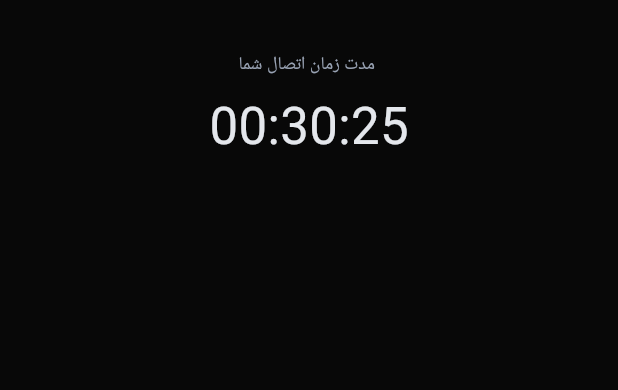
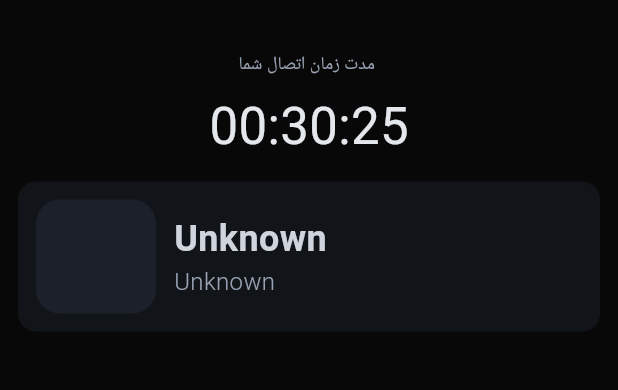
Before and after one commit to RaminBgrn/kivi_vpn, a Flutter app: the HomeScreen screen opened directly, on a phone screen of 412 x 824 dp, the part 87-477 px from its top. Run offline on Flutter 3.47's test engine with Material 3 defaults, Android fonts, the phone set to English and light mode, and no system bars; our stand-ins replace flutter_svg, gap, get, google_fonts, shared_preferences, vector_graphics; missing offline and left inert: ip_country_lookup, svg_flag; accounts and stored records are empty; Roboto replaces fonts that are missing (Vazirmatn).

Commit message:
ip look up has been created and designed

```diff
--- a/lib/core/base_controller.dart
+++ b/lib/core/base_controller.dart
@@ -1,9 +1,11 @@
 import 'package:get/get.dart';
 import 'package:kivi_vpn/core/i_shared_preference.dart';
+import 'package:kivi_vpn/features/feature_home/controller/home_controller.dart';
 
 class BaseController extends Bindings {
   @override
   void dependencies() {
     Get.put(ISharedPreference());
+    Get.put(HomeController());
   }
 }
--- /dev/null
+++ b/lib/features/feature_home/model/config_model.dart
@@ -0,0 +1,13 @@
+import 'package:svg_flag/svg_flag.dart';
+
+class ConfigModel {
+  FlagData? countryFlag;
+  String? ipAddress;
+  String? title;
+
+  ConfigModel({
+    this.countryFlag,
+    this.ipAddress,
+    this.title,
+  });
+}
--- a/lib/features/feature_home/screen/home_screen.dart
+++ b/lib/features/feature_home/screen/home_screen.dart
@@ -2,6 +2,9 @@ import 'package:flutter/material.dart';
 import 'package:gap/gap.dart';
 import 'package:google_fonts/google_fonts.dart';
 import 'package:kivi_vpn/common/colors.dart';
+import 'package:kivi_vpn/features/feature_home/model/config_model.dart';
+import 'package:kivi_vpn/features/feature_home/widget/current_config_widget.dart';
+import 'package:svg_flag/svg_flag.dart';
 
 class HomeScreen extends StatelessWidget {
   const HomeScreen({super.key});
@@ -40,7 +43,15 @@ class HomeScreen extends StatelessWidget {
                     fontSize: 34,
                     color: myGrey[200],
                     fontWeight: FontWeight.w400),
-              )
+              ),
+              const Gap(12),
+              CurrentConfigWidget(
+                model: ConfigModel(
+                  countryFlag: FlagData.tr,
+                  title: "United States",
+                  ipAddress: "127.0.0.1",
+                ),
+              ),
             ],
           ),
         ),
--- /dev/null
+++ b/lib/features/feature_home/widget/current_config_widget.dart
@@ -0,0 +1,76 @@
+import 'package:auto_size_text/auto_size_text.dart';
+import 'package:flutter/material.dart';
+import 'package:gap/gap.dart';
+import 'package:get/get.dart';
+import 'package:google_fonts/google_fonts.dart';
+import 'package:kivi_vpn/common/colors.dart';
+import 'package:kivi_vpn/features/feature_home/controller/home_controller.dart';
+import 'package:kivi_vpn/features/feature_home/model/config_model.dart';
+import 'package:svg_flag/svg_flag.dart';
+
+class CurrentConfigWidget extends StatelessWidget {
+  final ConfigModel model;
+  const CurrentConfigWidget({required this.model, super.key});
+
+  @override
+  Widget build(BuildContext context) {
+    return Container(
+      width: MediaQuery.sizeOf(context).width,
+      height: 100,
+      margin: const EdgeInsets.symmetric(horizontal: 12),
+      decoration: BoxDecoration(
+        borderRadius: BorderRadius.circular(12),
+        color: const Color(0xFF111418),
+      ),
+      child: GetBuilder<HomeController>(builder: (clr) {
+        return Row(
+          children: [
+            Container(
+              padding: const EdgeInsets.symmetric(vertical: 16, horizontal: 14),
+              margin: const EdgeInsets.all(12),
+              decoration: BoxDecoration(
+                  borderRadius: BorderRadius.circular(16),
+                  color: const Color(0xFF1B202A)),
+              child: clr.getConfigModel.countryFlag == null
+                  ? const SizedBox(width: 52, height: 50)
+                  : SvgFlag(
+                      clr.getConfigModel.countryFlag!,
+                      width: 50,
+                      height: 50,
+                    ),
+            ),
+            Expanded(
+              child: Column(
+                mainAxisAlignment: MainAxisAlignment.center,
+                crossAxisAlignment: CrossAxisAlignment.start,
+                children: [
+                  AutoSizeText(
+                    clr.getConfigModel.title ?? 'Unknown',
+                    presetFontSizes: const [24, 22, 20, 18, 16],
+                    overflow: TextOverflow.fade,
+                    maxLines: 1,
+                    style: GoogleFonts.vazirmatn(
+                      fontWeight: FontWeight.bold,
+                      color: myGrey[300],
+                    ),
+                  ),
+                  AutoSizeText(
+                    clr.getConfigModel.ipAddress ?? 'Unknown',
+                    presetFontSizes: const [16, 14, 12, 10, 8],
+                    overflow: TextOverflow.fade,
+                    maxLines: 1,
+                    style: GoogleFonts.vazirmatn(
+                      fontWeight: FontWeight.w300,
+                      color: myGrey[400],
+                    ),
+                  ),
+                ],
+              ),
+            ),
+            const Gap(8),
+          ],
+        );
+      }),
+    );
+  }
+}
--- a/lib/features/feature_splash/screen/splash_screen.dart
+++ b/lib/features/feature_splash/screen/splash_screen.dart
@@ -57,7 +57,7 @@ class _SplashScreenState extends State<SplashScreen>
           if (!Get.find<ISharedPreference>().readTourTutorialData()) {
             Get.offAll(() => const TourTutorialIntroScreen());
           } else {
-            Get.offAll(const HomeScreen());
+            Get.offAll(() => const HomeScreen());
           }
         });
       }
--- a/lib/main.dart
+++ b/lib/main.dart
@@ -2,7 +2,6 @@ import 'package:flutter/material.dart';
 import 'package:get/get.dart';
 import 'package:kivi_vpn/core/base_controller.dart';
 import 'package:kivi_vpn/features/feature_splash/screen/splash_screen.dart';
-import 'package:kivi_vpn/features/feature_tour_intro/screen/tour_tutorial_intro_screen.dart';
 
 void main() {
   runApp(const MyApp());
```
Also changed, not shown: lib/features/feature_home/controller/home_controller.dart (added, +29 -0 lines), lib/gen/assets.gen.dart (+98 -12 lines), pubspec.yaml (+10 -0 lines), pubspec.lock.
